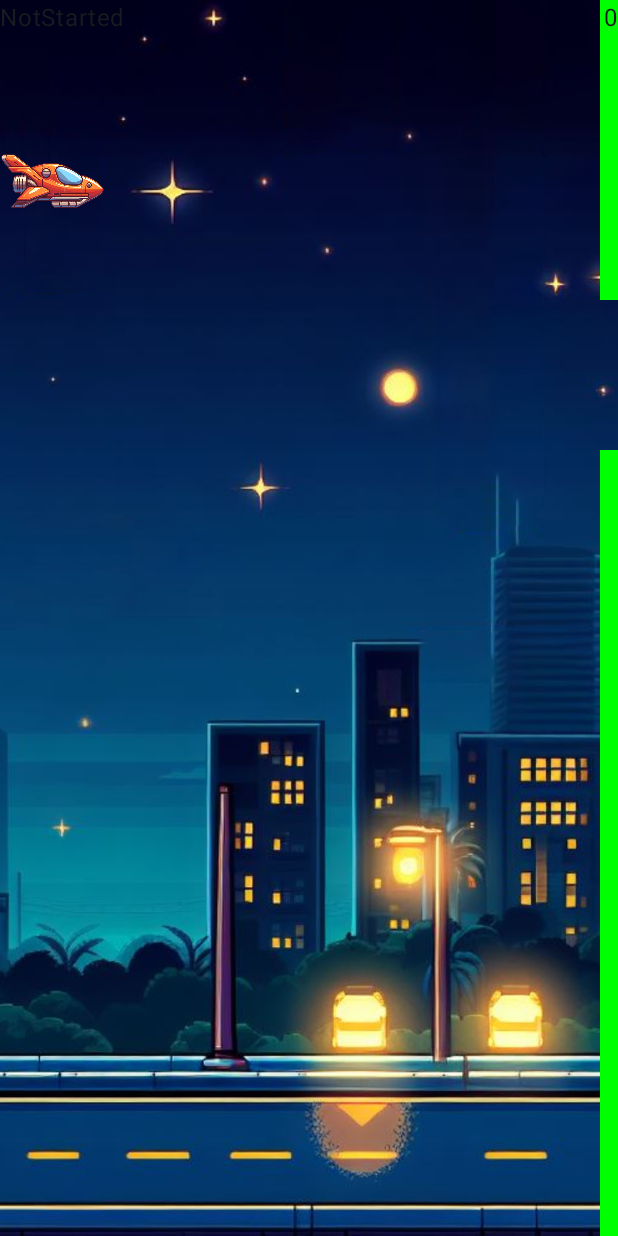
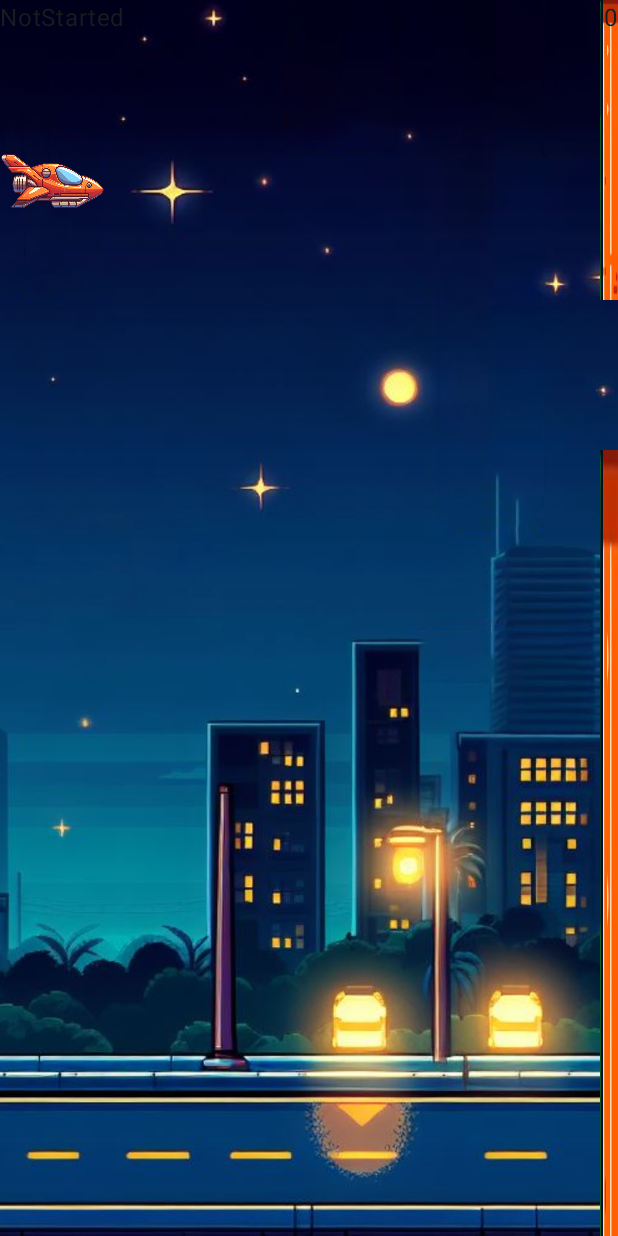
Before and after one commit to Mehdi-git/atari, an Android app built with Jetpack Compose: the screen it shows after launch (MainActivity), on a phone screen of 412 x 824 dp. Run offline under Robolectric (Android 15) with nearby library versions, the phone set to English and light mode, and no system bars; 1 statement that could not run was skipped.

Commit message:
feat: add block image

```diff
--- a/app/src/main/java/com/example/mygame/ui/components/Pipe.kt
+++ b/app/src/main/java/com/example/mygame/ui/components/Pipe.kt
@@ -1,5 +1,6 @@
 package com.example.mygame.ui.components
 
+import androidx.compose.foundation.Image
 import androidx.compose.foundation.background
 import androidx.compose.foundation.layout.Box
 import androidx.compose.foundation.layout.offset
@@ -7,19 +8,25 @@ import androidx.compose.foundation.layout.size
 import androidx.compose.runtime.Composable
 import androidx.compose.ui.Modifier
 import androidx.compose.ui.graphics.Color
+import androidx.compose.ui.layout.ContentScale
+import androidx.compose.ui.res.painterResource
 import androidx.compose.ui.unit.IntOffset
 import androidx.compose.ui.unit.dp
+import com.example.mygame.R
 import com.example.mygame.ui.model.Pipe
 
 
 @Composable
 internal fun Pipe(pipe: Pipe, modifier: Modifier = Modifier) {
-    Box(
+    Image(
+        painterResource(id = R.drawable.pipe),
+        contentDescription = null,
         modifier
             .offset {
                 IntOffset(pipe.x.dp.roundToPx(), pipe.topY.dp.roundToPx())
             }
             .size(pipe.width.dp, (pipe.bottomY - pipe.topY).dp)
-            .background(Color.Green)
+            .background(Color.Green),
+        contentScale = ContentScale.FillBounds
     )
 }
```
Also changed, not shown: app/src/main/res/drawable/pipe.png (added).
